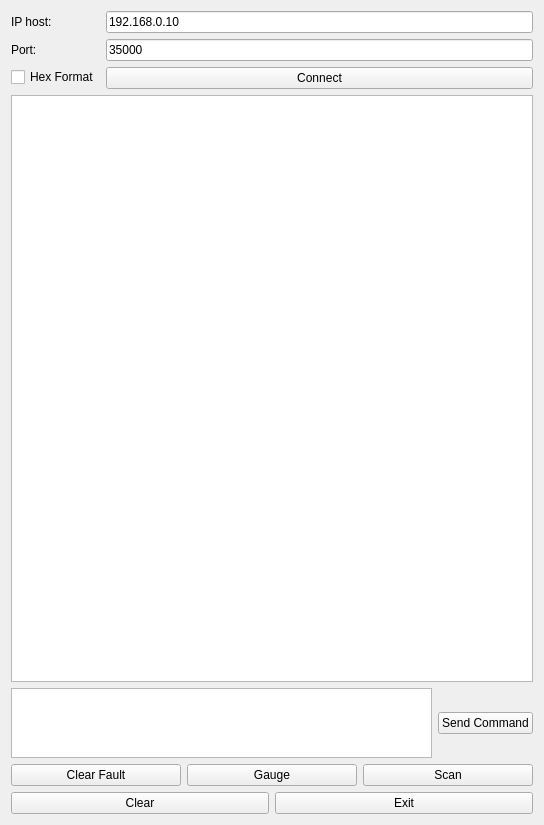
The window that mainwindow.ui (takyonxxx/Elm327_Wifi_Obd2_Qt_Project) describes before a commit, drawn with Qt 5.
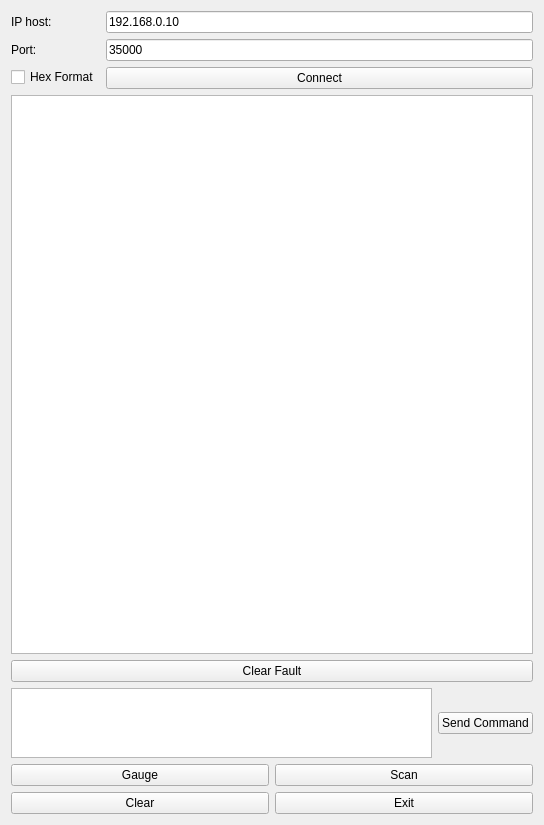
The same window after the commit.

Patch:
```diff
--- a/mainwindow.ui
+++ b/mainwindow.ui
@@ -102,6 +102,19 @@
       <item>
        <widget class="QTextBrowser" name="textTerminal"/>
       </item>
+      <item>
+       <widget class="QPushButton" name="pushDiagnostic">
+        <property name="maximumSize">
+         <size>
+          <width>16777215</width>
+          <height>16777215</height>
+         </size>
+        </property>
+        <property name="text">
+         <string>Clear Fault</string>
+        </property>
+       </widget>
+      </item>
       <item>
        <layout class="QHBoxLayout" name="horizontalSendEdit">
         <item>
@@ -149,19 +162,6 @@
       </item>
       <item>
        <layout class="QHBoxLayout" name="horizontalDiagnostic">
-        <item>
-         <widget class="QPushButton" name="pushDiagnostic">
-          <property name="maximumSize">
-           <size>
-            <width>16777215</width>
-            <height>16777215</height>
-           </size>
-          </property>
-          <property name="text">
-           <string>Clear Fault</string>
-          </property>
-         </widget>
-        </item>
         <item>
          <widget class="QPushButton" name="pushGauge">
           <property name="maximumSize">
```
Left out of the diff: 2 changed lines with no effect on the pictures.
